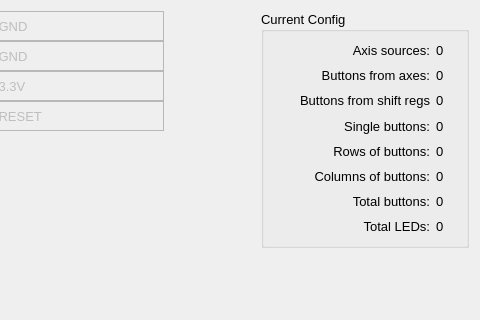
Before: the Qt Designer form widgets/pinconfig.ui in FreeJoy-Team/FreeJoyConfiguratorQt, drawn with Qt 5; both pictures show x 582 to 1062 and y 0 to 320 of the 1062 by 621 pixel window.
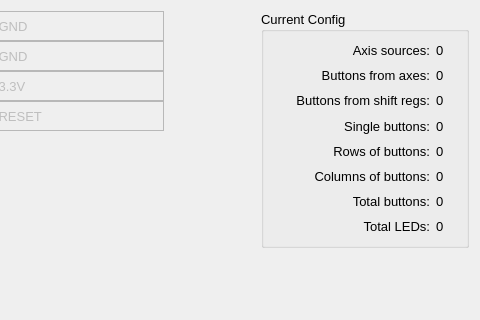
After: the same form once the commit is applied. Icons and pictures are not drawn. Custom widgets are drawn as their Qt base class.

What changed in the file:
```diff
--- a/widgets/pinconfig.ui
+++ b/widgets/pinconfig.ui
@@ -1637,7 +1637,7 @@
       <item row="2" column="0">
        <widget class="QLabel" name="text_buttonsFromShiftRegs">
         <property name="text">
-         <string>Buttons from shift regs</string>
+         <string>Buttons from shift regs:</string>
         </property>
         <property name="alignment">
          <set>Qt::AlignRight|Qt::AlignTrailing|Qt::AlignVCenter</set>
```
